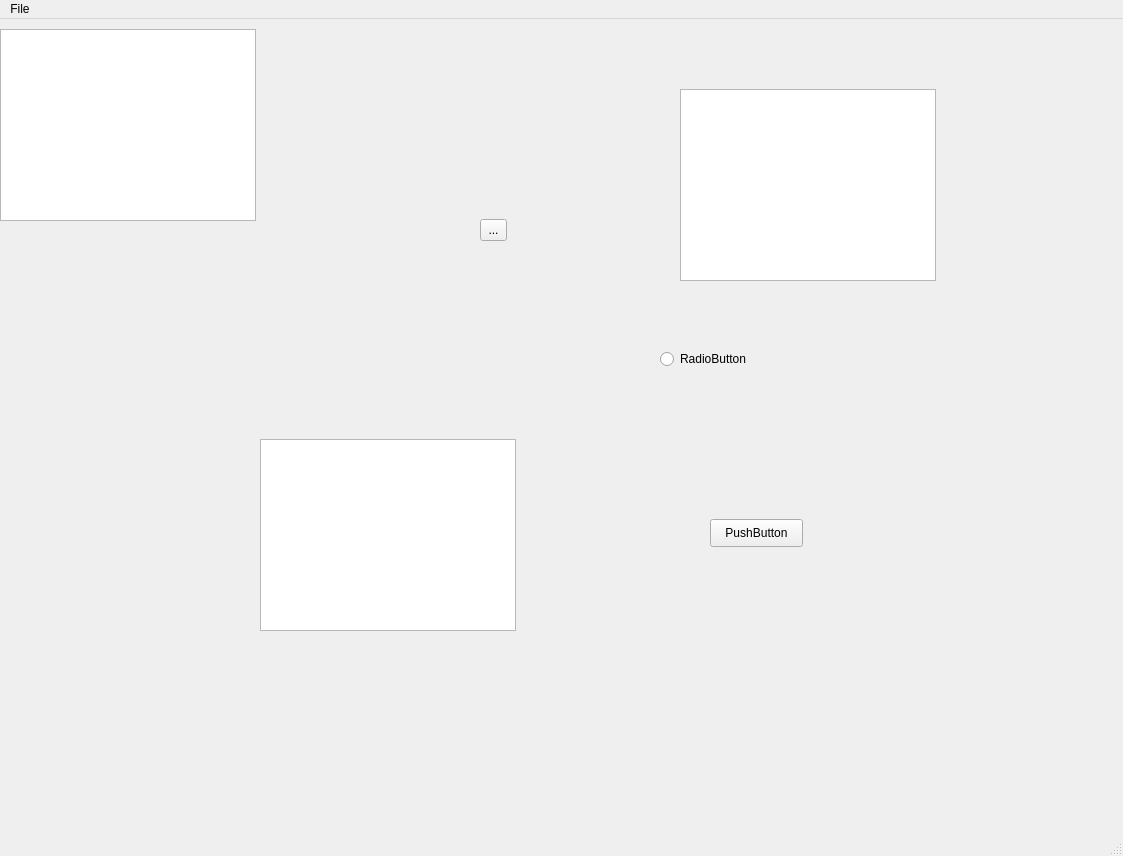
Old version of the form First.ui in the repository Haleshot/Python-Programs.
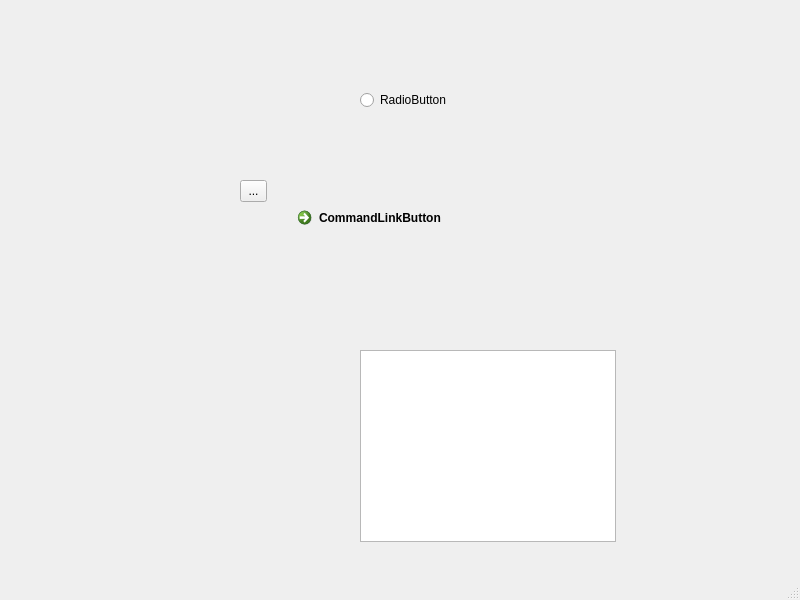
New version of the form.

What changed in the file:
```diff
--- a/First.ui
+++ b/First.ui
@@ -6,22 +6,42 @@
    <rect>
     <x>0</x>
     <y>0</y>
-    <width>1123</width>
-    <height>856</height>
+    <width>800</width>
+    <height>600</height>
    </rect>
   </property>
   <property name="windowTitle">
    <string>MainWindow</string>
   </property>
-  <property name="documentMode">
-   <bool>false</bool>
-  </property>
   <widget class="QWidget" name="centralwidget">
+   <widget class="QCommandLinkButton" name="commandLinkButton">
+    <property name="geometry">
+     <rect>
+      <x>290</x>
+      <y>200</y>
+      <width>222</width>
+      <height>48</height>
+     </rect>
+    </property>
+    <property name="text">
+     <string>CommandLinkButton</string>
+    </property>
+   </widget>
+   <widget class="QColumnView" name="columnView">
+    <property name="geometry">
+     <rect>
+      <x>360</x>
+      <y>350</y>
+      <width>256</width>
+      <height>192</height>
+     </rect>
+    </property>
+   </widget>
    <widget class="QRadioButton" name="radioButton">
     <property name="geometry">
      <rect>
-      <x>660</x>
-      <y>330</y>
+      <x>360</x>
+      <y>90</y>
       <width>95</width>
       <height>20</height>
      </rect>
@@ -33,8 +53,8 @@
    <widget class="QToolButton" name="toolButton">
     <property name="geometry">
      <rect>
-      <x>480</x>
-      <y>200</y>
+      <x>240</x>
+      <y>180</y>
       <width>27</width>
       <height>22</height>
      </rect>
@@ -43,65 +63,16 @@
      <string>...</string>
     </property>
    </widget>
-   <widget class="QPushButton" name="pushButton">
-    <property name="geometry">
-     <rect>
-      <x>710</x>
-      <y>500</y>
-      <width>93</width>
-      <height>28</height>
-     </rect>
-    </property>
-    <property name="text">
-     <string>PushButton</string>
-    </property>
-   </widget>
-   <widget class="QTableView" name="tableView">
-    <property name="geometry">
-     <rect>
-      <x>260</x>
-      <y>420</y>
-      <width>256</width>
-      <height>192</height>
-     </rect>
-    </property>
-   </widget>
-   <widget class="QTreeView" name="treeView">
-    <property name="geometry">
-     <rect>
-      <x>0</x>
-      <y>10</y>
-      <width>256</width>
-      <height>192</height>
-     </rect>
-    </property>
-   </widget>
-   <widget class="QColumnView" name="columnView">
-    <property name="geometry">
-     <rect>
-      <x>680</x>
-      <y>70</y>
-      <width>256</width>
-      <height>192</height>
-     </rect>
-    </property>
-   </widget>
   </widget>
   <widget class="QMenuBar" name="menubar">
    <property name="geometry">
     <rect>
      <x>0</x>
      <y>0</y>
-     <width>1123</width>
+     <width>800</width>
      <height>26</height>
     </rect>
    </property>
-   <widget class="QMenu" name="menuFile">
-    <property name="title">
-     <string>File</string>
-    </property>
-   </widget>
-   <addaction name="menuFile"/>
   </widget>
   <widget class="QStatusBar" name="statusbar"/>
  </widget>
```
